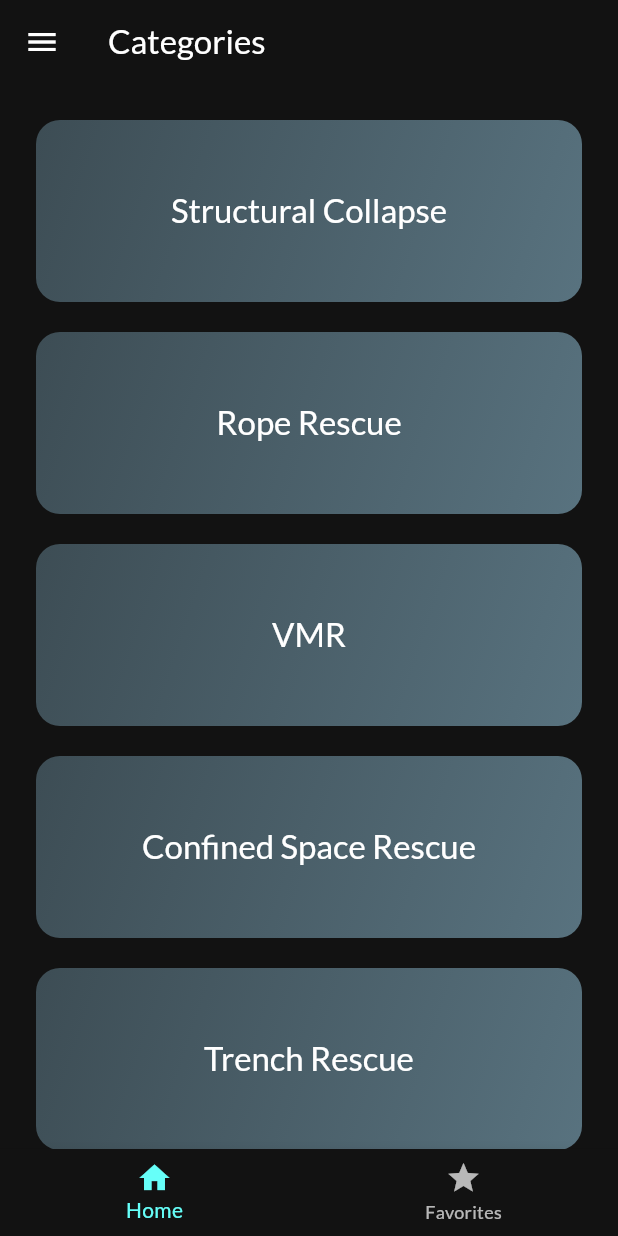
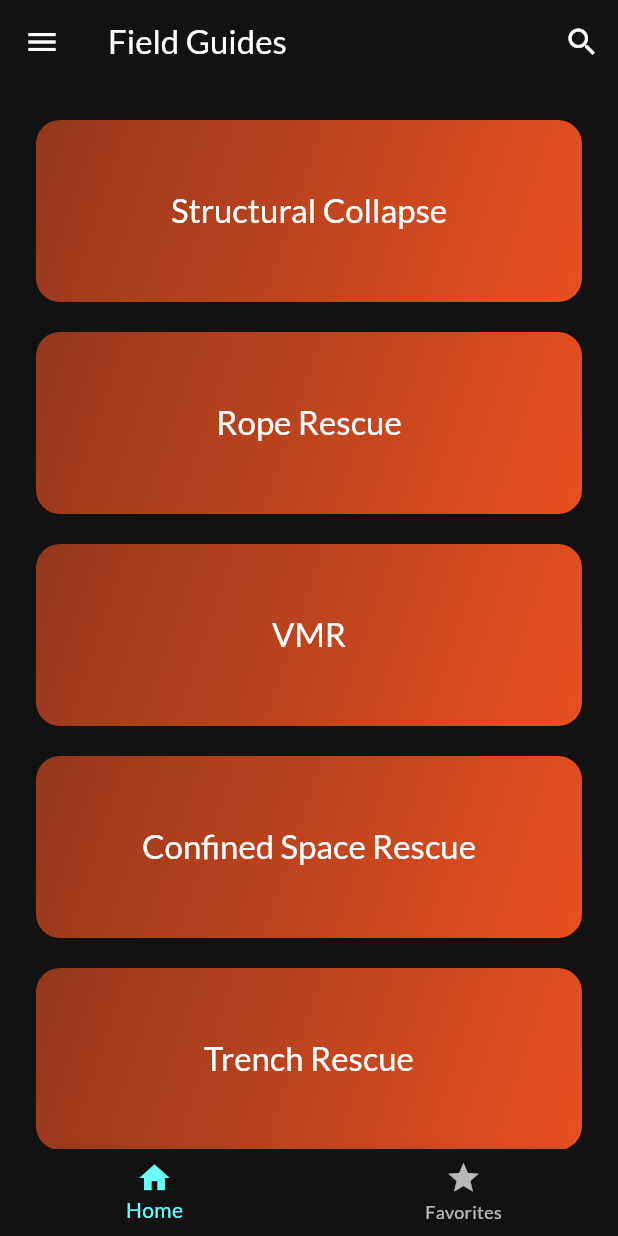
Before and after one commit to jv33ck/fl_tech_rescue, a Flutter app: the screen it shows after launch, on a phone screen of 412 x 824 dp. Run offline on Flutter 3.47's test engine with Material 2 defaults, Android fonts, the light colour scheme and no system bars; our stand-ins replace flutter_riverpod, google_fonts, transparent_image.

Commit message:
'added functionality to drawer, added search bar'

```diff
--- a/lib/data/data.dart
+++ b/lib/data/data.dart
@@ -6,54 +6,54 @@ import 'package:fl_tech_rescue/models/section.dart';
 // Constants in Dart should be written in lowerCamelcase.
 const availableCategories = [
   Category(
-    id: 'c1',
+    id: 'guide',
     title: 'Structural Collapse',
-    color: Colors.blueGrey,
+    color: Colors.deepOrange,
   ),
   Category(
-    id: 'c2',
+    id: 'guide',
     title: 'Rope Rescue',
-    color: Colors.blueGrey,
+    color: Colors.deepOrange,
   ),
   Category(
-    id: 'c3',
+    id: 'guide',
     title: 'VMR',
-    color: Colors.blueGrey,
+    color: Colors.deepOrange,
   ),
   Category(
-    id: 'c4',
+    id: 'guide',
     title: 'Confined Space Rescue',
-    color: Colors.blueGrey,
+    color: Colors.deepOrange,
   ),
   Category(
-    id: 'c5',
+    id: 'guide',
     title: 'Trench Rescue',
-    color: Colors.blueGrey,
+    color: Colors.deepOrange,
   ),
   Category(
-    id: 'c6',
+    id: 'manual',
     title: 'Clutch',
-    color: Colors.blueGrey,
+    color: Colors.green,
   ),
   Category(
-    id: 'c7',
+    id: 'manual',
     title: 'MPD',
-    color: Colors.blueGrey,
+    color: Colors.green,
   ),
   Category(
-    id: 'c8',
+    id: 'manual',
     title: 'AZ Vortex',
-    color: Colors.blueGrey,
+    color: Colors.green,
   ),
   Category(
-    id: 'c9',
+    id: 'manual',
     title: 'Aztek',
-    color: Colors.blueGrey,
+    color: Colors.green,
   ),
   Category(
-    id: 'c10',
+    id: 'manual',
     title: 'CSR2 Pulley',
-    color: Colors.blueGrey,
+    color: Colors.green,
   ),
 ];
 
@@ -61,10 +61,10 @@ const categorySections = [
   Section(
     id: 's1',
     categories: [
-      'c1',
+      'Structural Collapse',
     ],
-    title: 'Spaghetti with Tomato Sauce',
-    imagePath: '',
+    title: 'test',
+    imageURL: '',
     requiredItems: [
       '4 Tomatoes',
       '1 Tablespoon of Olive Oil',
@@ -86,10 +86,10 @@ const categorySections = [
   Section(
     id: 's2',
     categories: [
-      'c1',
+      'Structural Collapse',
     ],
     title: 'Toast Hawaii',
-    imagePath: '',
+    imageURL: '',
     requiredItems: [
       '1 Slice White Bread',
       '1 Slice Ham',
--- a/lib/models/section.dart
+++ b/lib/models/section.dart
@@ -3,7 +3,7 @@ class Section {
     required this.id,
     required this.categories,
     required this.title,
-    required this.imagePath,
+    required this.imageURL,
     required this.requiredItems,
     required this.steps,
   });
@@ -11,7 +11,7 @@ class Section {
   final String id;
   final List<String> categories;
   final String title;
-  final String imagePath;
+  final String imageURL;
   final List<String> requiredItems;
   final List<String> steps;
 }
--- a/lib/screens/categories.dart
+++ b/lib/screens/categories.dart
@@ -5,11 +5,14 @@ import 'package:fl_tech_rescue/widgets/category_grid_item.dart';
 import 'package:flutter/material.dart';
 
 class CategoriesScreen extends StatelessWidget {
-  const CategoriesScreen({super.key});
+  final String currentCategoryId;
+
+  const CategoriesScreen({Key? key, required this.currentCategoryId})
+      : super(key: key);
 
   void _selectCategory(BuildContext context, Category category) {
     final filteredSections = categorySections
-        .where((section) => section.categories.contains(category.id))
+        .where((section) => section.categories.contains(category.title))
         .toList();
 
     Navigator.of(context).push(
@@ -24,6 +27,11 @@ class CategoriesScreen extends StatelessWidget {
 
   @override
   Widget build(BuildContext context) {
+    // Filter categories based on currentCategoryId
+    final filteredCategories = availableCategories
+        .where((category) => category.id == currentCategoryId)
+        .toList();
+
     return GridView(
       padding: const EdgeInsets.all(24),
       gridDelegate: const SliverGridDelegateWithFixedCrossAxisCount(
@@ -33,8 +41,7 @@ class CategoriesScreen extends StatelessWidget {
         mainAxisSpacing: 20,
       ),
       children: [
-        // availableCategories.map((category) => CategoryGridItem(category: category))
-        for (final category in availableCategories)
+        for (final category in filteredCategories)
           CategoryGridItem(
             category: category,
             onSelectCategory: () {
--- a/lib/screens/section_details.dart
+++ b/lib/screens/section_details.dart
@@ -43,7 +43,7 @@ class SectionDetailsScreen extends ConsumerWidget {
         child: Column(
           children: [
             Image.network(
-              section.imagePath,
+              section.imageURL,
               height: 300,
               width: double.infinity,
               fit: BoxFit.cover,
--- a/lib/screens/tabs.dart
+++ b/lib/screens/tabs.dart
@@ -4,6 +4,7 @@ import 'package:fl_tech_rescue/widgets/main_drawer.dart';
 import 'package:flutter/material.dart';
 import 'package:flutter_riverpod/flutter_riverpod.dart';
 import 'package:fl_tech_rescue/providers/favorites_provider.dart';
+import 'package:fl_tech_rescue/widgets/section_search.dart';
 
 class TabsScreen extends ConsumerStatefulWidget {
   const TabsScreen({super.key});
@@ -16,6 +17,8 @@ class TabsScreen extends ConsumerStatefulWidget {
 
 class _TabsScreenState extends ConsumerState<TabsScreen> {
   int _selectedPageIndex = 0;
+  String currentCategoryId = 'guide';
+  String currentScreenTitle = 'Field Guides'; // initial value
 
   void _selectPage(int index) {
     setState(() {
@@ -24,16 +27,25 @@ class _TabsScreenState extends ConsumerState<TabsScreen> {
   }
 
   void _setScreen(String identifier) {
-    if (identifier == 'filter') {
-    } else {
-      Navigator.of(context).pop();
+    Navigator.of(context).pop(); // Close the drawer
+    if (identifier == 'Field Guides') {
+      setState(() {
+        currentCategoryId = 'guide';
+        currentScreenTitle = 'Field Guides';
+      });
+    } else if (identifier == 'Equipment Manuals') {
+      setState(() {
+        currentCategoryId = 'manual';
+        currentScreenTitle = 'Equipment Manuals';
+      });
     }
   }
 
   @override
   Widget build(BuildContext context) {
-    Widget activePage = const CategoriesScreen();
-    var activePageTitle = 'Categories';
+    Widget activePage = CategoriesScreen(
+        currentCategoryId: currentCategoryId); // Pass currentCategoryId
+    var activePageTitle = currentScreenTitle; // Use currentScreenTitle
 
     if (_selectedPageIndex == 1) {
       final favoriteSections = ref.watch(favoriteSectionsProvider);
@@ -46,6 +58,14 @@ class _TabsScreenState extends ConsumerState<TabsScreen> {
     return Scaffold(
       appBar: AppBar(
         title: Text(activePageTitle),
+        actions: [
+          IconButton(
+            icon: const Icon(Icons.search),
+            onPressed: () {
+              showSearch(context: context, delegate: SectionSearch());
+            },
+          )
+        ],
       ),
       drawer: MainDrawer(
         onSelectScreen: _setScreen,
--- a/lib/widgets/section_item.dart
+++ b/lib/widgets/section_item.dart
@@ -29,7 +29,7 @@ class SectionItem extends StatelessWidget {
           children: [
             FadeInImage(
               placeholder: MemoryImage(kTransparentImage),
-              image: NetworkImage(section.imagePath),
+              image: NetworkImage(section.imageURL),
               fit: BoxFit.cover,
               height: 200,
               width: double.infinity,
```
Also changed, not shown: lib/widgets/section_search.dart (added, +76 -0 lines).
